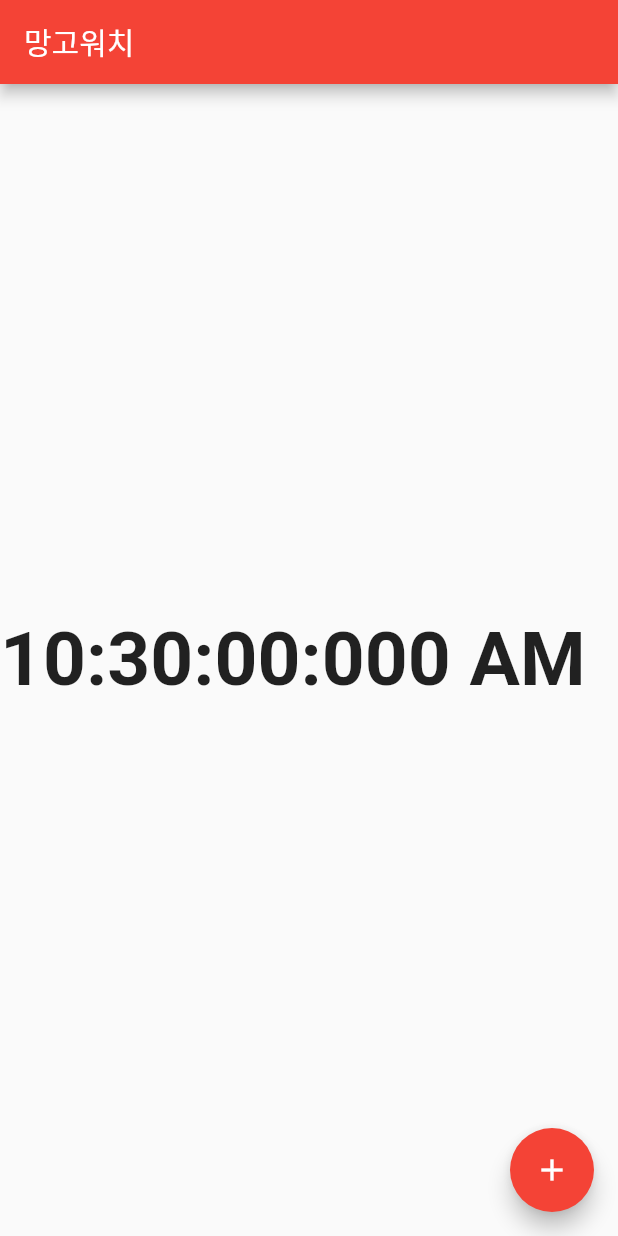
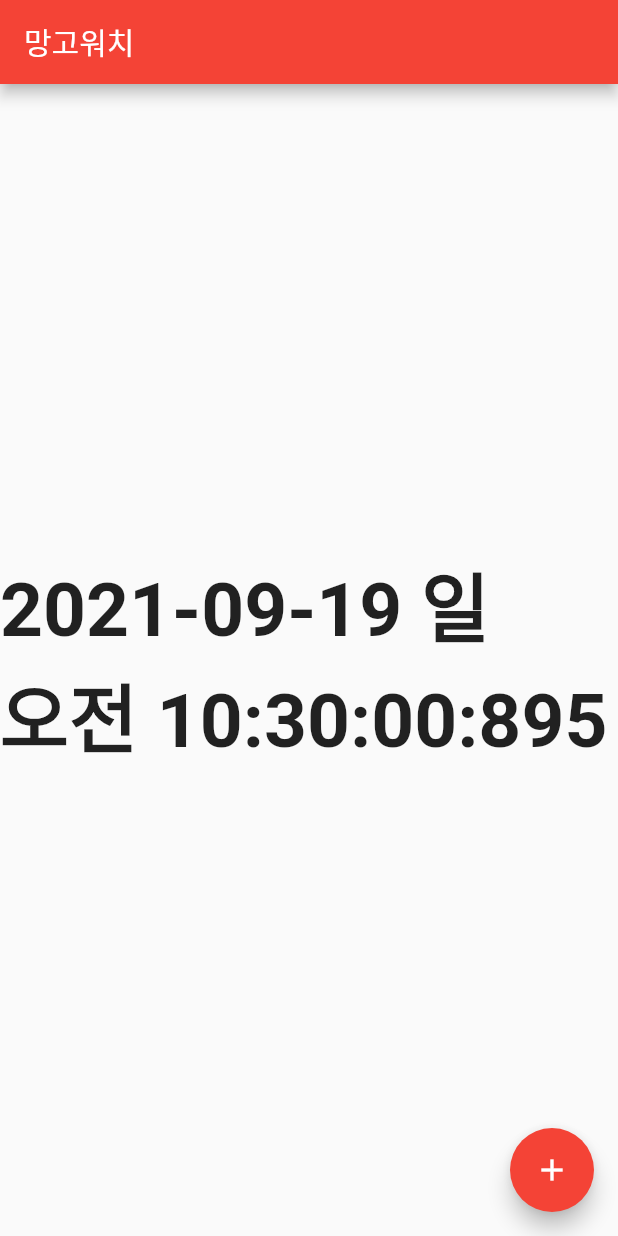
Before and after one commit to taehoon7289/mango_watch, a Flutter app: the first screen one second after launch, on a phone screen of 412 x 824 dp. Run offline on Flutter 3.47's test engine with Material 2 defaults, Android fonts, the phone set to English and light mode, and no system bars; our stand-ins replace date_format.

Commit message:
feat: 날짜 시간 표기
- 날짜 시간 표기

```diff
--- a/lib/main/page/state/time/main_page_state_time.dart
+++ b/lib/main/page/state/time/main_page_state_time.dart
@@ -1,33 +1,55 @@
+import 'dart:async';
+
 import 'package:date_format/date_format.dart';
 import 'package:flutter/material.dart';
 import 'package:mango_watch/main/page/main_page.dart';
-import 'package:timer_builder/timer_builder.dart';
 
 class MainPageStateTime extends State<MainPage> {
-  int _dayOfWeekIndex = 0;
   final List<String> _dayOfWeeks = ['월', '화', '수', '목', '금', '토', '일'];
-  String _dayOfWeek = '';
-  String _timeNow =
-      formatDate(DateTime.now(), [hh, ':', nn, ':', ss, ':', SSS, ' ', am]);
+  late DateTime _timeNow;
+  String? _timeNowFormat;
+  Timer? _timer;
 
-  MainPageStateTime() {
-    this._dayOfWeek = this._dayOfWeeks[this._dayOfWeekIndex];
+  void digitalView() {
+    String amOrPm = this._timeNow.hour >= 12 ? '오후' : '오전';
+    String dayOfWeekString = this._dayOfWeeks[_timeNow.weekday - 1];
+    this._timeNowFormat = formatDate(this._timeNow, [
+      yyyy,
+      '-',
+      mm,
+      '-',
+      dd,
+      ' ',
+      '$dayOfWeekString',
+      '\n',
+      '$amOrPm',
+      ' ',
+      hh,
+      ':',
+      nn,
+      ':',
+      ss,
+      ':',
+      SSS
+    ]);
   }
 
-  void _updateDayOfWeek() {
+  void analogView() {}
+
+  void setInterval() {
     setState(() {
-      if (_dayOfWeekIndex < _dayOfWeeks.length - 1) {
-        _dayOfWeekIndex++;
-      } else {
-        _dayOfWeekIndex = 0;
-      }
-      _dayOfWeek = _dayOfWeeks[_dayOfWeekIndex];
+      _timeNow = DateTime.now();
+      this.digitalView();
+      this.analogView();
     });
   }
 
-  void _updateTimeNow() {
-    _timeNow =
-        formatDate(DateTime.now(), [hh, ':', nn, ':', ss, ':', SSS, ' ', am]);
+  @override
+  initState() {
+    super.initState();
+    _timer = Timer.periodic(Duration(milliseconds: 5), (timer) {
+      this.setInterval();
+    });
   }
 
   @override
@@ -39,22 +61,17 @@ class MainPageStateTime extends State<MainPage> {
         body: Column(
           mainAxisAlignment: MainAxisAlignment.spaceEvenly,
           children: [
-            TimerBuilder.periodic(
-              const Duration(milliseconds: 10),
-              builder: (context) {
-                return Text(
-                  '$_timeNow',
-                  style: const TextStyle(
-                    fontSize: 50,
-                    fontWeight: FontWeight.w600,
-                  ),
-                );
-              },
-            ),
+            Text(
+              '$_timeNowFormat',
+              style: const TextStyle(
+                fontSize: 50,
+                fontWeight: FontWeight.w600,
+              ),
+            )
           ],
         ),
         floatingActionButton: FloatingActionButton(
-          onPressed: _updateDayOfWeek,
+          onPressed: setInterval,
           tooltip: 'update',
           child: const Icon(Icons.add),
         ));
```
Also changed, not shown: lib/main.dart (+1 -9 lines).
